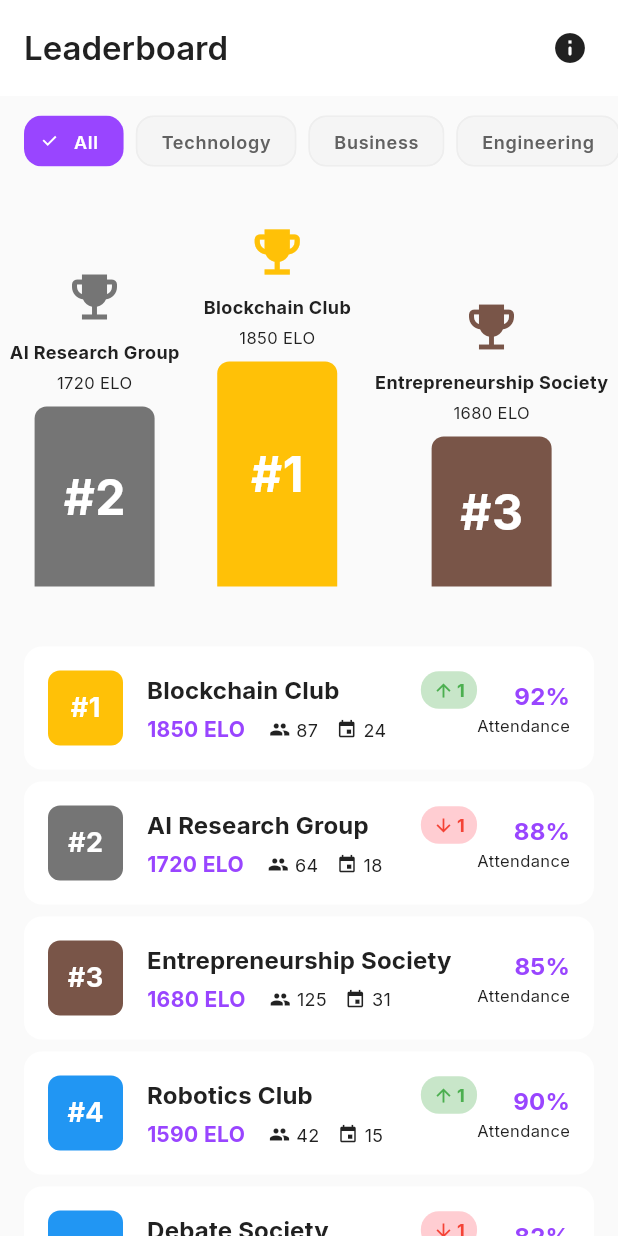
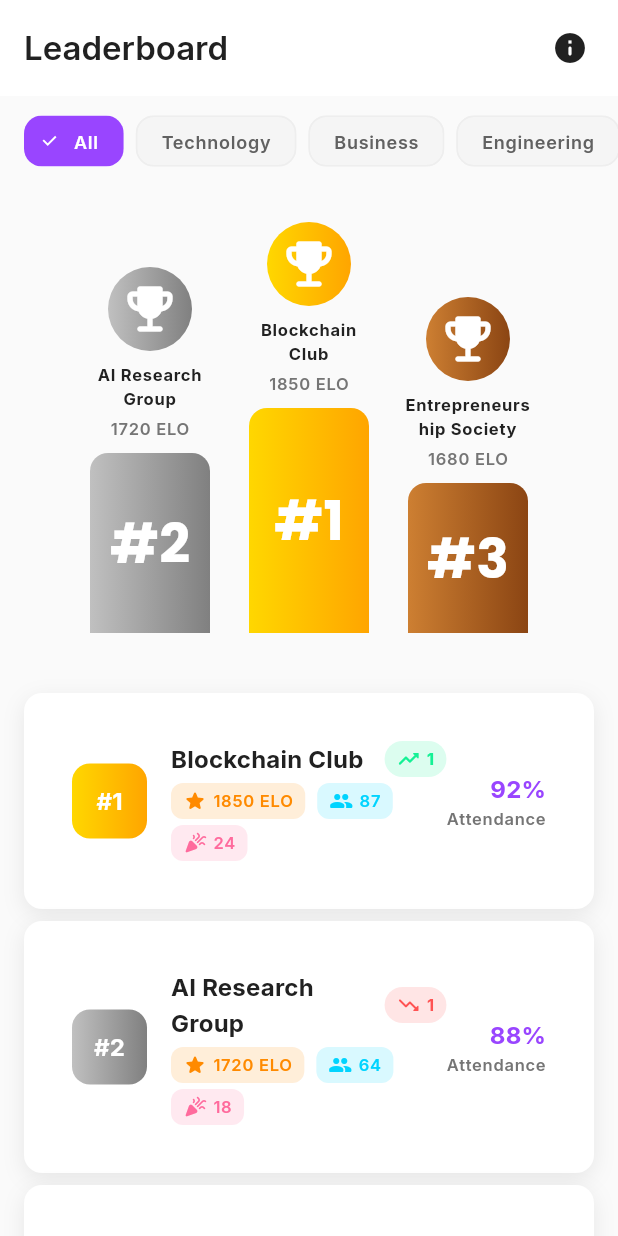
Before and after one commit to chennethelius/proof-of-engagement, a Flutter app: the LeaderboardScreen screen opened by its route, on a phone screen of 412 x 824 dp. Run offline on Flutter 3.47's test engine with Material 3 defaults, Android fonts, the light colour scheme and no system bars; our stand-ins replace flutter_image_compress, flutter_riverpod, freezed_annotation, go_router, google_fonts, image_picker and 2 more; missing offline and left inert: bip39, bs58check, ed25519_hd_key, mobile_scanner, solana; accounts and stored records are empty.

Commit message:
fix: more ui changes
changed home screens with some gradient and contrast

```diff
--- a/proof-of-engagement-app/lib/features/leaderboard/presentation/screens/leaderboard_screen.dart
+++ b/proof-of-engagement-app/lib/features/leaderboard/presentation/screens/leaderboard_screen.dart
@@ -1,6 +1,7 @@
 import 'package:flutter/material.dart';
 import 'package:go_router/go_router.dart';
 import '../../../../core/theme/tokens/tokens.dart';
+import '../../../../core/theme/widgets/widgets.dart';
 
 class LeaderboardScreen extends StatefulWidget {
   const LeaderboardScreen({super.key});
@@ -142,7 +143,7 @@ class _LeaderboardScreenState extends State<LeaderboardScreen> {
           // Leaderboard List
           Expanded(
             child: ListView.builder(
-              padding: const EdgeInsets.all(16),
+              padding: EdgeInsets.all(AppSpacing.md),
               itemCount: leaderboard.length,
               itemBuilder: (context, index) {
                 final club = leaderboard[index];
@@ -159,17 +160,17 @@ class _LeaderboardScreenState extends State<LeaderboardScreen> {
     if (topClubs.length < 3) return const SizedBox.shrink();
 
     return Container(
-      padding: const EdgeInsets.symmetric(vertical: 24),
+      padding: EdgeInsets.symmetric(vertical: AppSpacing.lg),
       child: Row(
         mainAxisAlignment: MainAxisAlignment.center,
         crossAxisAlignment: CrossAxisAlignment.end,
         children: [
           // 2nd Place
           _buildPodiumPlace(topClubs[1], 2, 120, Colors.grey[600]!),
-          const SizedBox(width: 16),
+          SizedBox(width: AppSpacing.md),
           // 1st Place
           _buildPodiumPlace(topClubs[0], 1, 150, Colors.amber),
-          const SizedBox(width: 16),
+          SizedBox(width: AppSpacing.md),
           // 3rd Place
           _buildPodiumPlace(topClubs[2], 3, 100, Colors.brown),
         ],
@@ -180,41 +181,51 @@ class _LeaderboardScreenState extends State<LeaderboardScreen> {
   Widget _buildPodiumPlace(Map<String, dynamic> club, int rank, double height, Color color) {
     return Column(
       children: [
-        Icon(
-          Icons.emoji_events,
-          size: 40,
-          color: color,
+        Container(
+          padding: EdgeInsets.all(AppSpacing.sm),
+          decoration: BoxDecoration(
+            gradient: _getRankGradient(rank),
+            shape: BoxShape.circle,
           ),
-        const SizedBox(height: 8),
-        Text(
+          child: Icon(
+            AppIcons.trophy,
+            size: AppIconSize.xl,
+            color: AppColors.white,
+          ),
+        ),
+        SizedBox(height: AppSpacing.sm),
+        SizedBox(
+          width: 90,
+          child: Text(
             club['name'],
-          style: const TextStyle(
+            style: AppTypography.labelSmall(context).copyWith(
               fontWeight: FontWeight.bold,
-            fontSize: 12,
             ),
             textAlign: TextAlign.center,
             maxLines: 2,
             overflow: TextOverflow.ellipsis,
           ),
-        const SizedBox(height: 4),
+        ),
+        SizedBox(height: AppSpacing.xs),
         Text(
           '${club['eloRating']} ELO',
-          style: const TextStyle(fontSize: 11),
+          style: AppTypography.labelSmall(context).copyWith(
+            color: AppColors.gray600,
           ),
-        const SizedBox(height: 8),
+        ),
+        SizedBox(height: AppSpacing.sm),
         Container(
           width: 80,
           height: height,
           decoration: BoxDecoration(
-            color: color,
-            borderRadius: const BorderRadius.vertical(top: Radius.circular(8)),
+            gradient: _getRankGradient(rank),
+            borderRadius: BorderRadius.vertical(top: Radius.circular(AppSpacing.radiusMD)),
           ),
           child: Center(
             child: Text(
               '#$rank',
-              style: const TextStyle(
-                color: Colors.white,
-                fontSize: 32,
+              style: AppTypography.displaySmall(context).copyWith(
+                color: AppColors.white,
                 fontWeight: FontWeight.bold,
               ),
             ),
@@ -228,13 +239,11 @@ class _LeaderboardScreenState extends State<LeaderboardScreen> {
     final rankChange = club['prevRank'] - club['rank'];
     final hasRankChange = rankChange != 0;
 
-    return Card(
-      margin: const EdgeInsets.only(bottom: 8),
-      child: InkWell(
+    return AnimatedAppCard(
+      margin: EdgeInsets.only(bottom: AppSpacing.sm),
       onTap: () => context.push('/clubs/${club['id']}'),
-        borderRadius: BorderRadius.circular(12),
       child: Padding(
-          padding: const EdgeInsets.all(16),
+        padding: EdgeInsets.all(AppSpacing.md),
         child: Row(
           children: [
             // Rank Badge
@@ -242,21 +251,20 @@ class _LeaderboardScreenState extends State<LeaderboardScreen> {
               width: 50,
               height: 50,
               decoration: BoxDecoration(
-                  color: _getRankColor(club['rank']),
-                  borderRadius: BorderRadius.circular(8),
+                gradient: _getRankGradient(club['rank']),
+                borderRadius: BorderRadius.circular(AppSpacing.radiusMD),
               ),
               child: Center(
                 child: Text(
                   '#${club['rank']}',
-                    style: const TextStyle(
-                      color: Colors.white,
-                      fontSize: 18,
+                  style: AppTypography.titleMedium(context).copyWith(
+                    color: AppColors.white,
                     fontWeight: FontWeight.bold,
                   ),
                 ),
               ),
             ),
-              const SizedBox(width: 16),
+            SizedBox(width: AppSpacing.md),
 
             // Club Info
             Expanded(
@@ -268,33 +276,41 @@ class _LeaderboardScreenState extends State<LeaderboardScreen> {
                       Expanded(
                         child: Text(
                           club['name'],
-                            style: Theme.of(context).textTheme.titleMedium?.copyWith(
+                          style: AppTypography.titleMedium(context).copyWith(
                             fontWeight: FontWeight.bold,
                           ),
                         ),
                       ),
                       if (hasRankChange)
                         Container(
-                            padding: const EdgeInsets.symmetric(horizontal: 8, vertical: 4),
+                          padding: EdgeInsets.symmetric(
+                            horizontal: AppSpacing.sm,
+                            vertical: AppSpacing.xs,
+                          ),
                           decoration: BoxDecoration(
-                              color: rankChange > 0 ? Colors.green[100] : Colors.red[100],
-                              borderRadius: BorderRadius.circular(12),
+                            color: (rankChange > 0
+                                ? AppColors.secondaryGreen
+                                : AppColors.error).withOpacity(0.15),
+                            borderRadius: BorderRadius.circular(AppSpacing.radiusFull),
                           ),
                           child: Row(
                             mainAxisSize: MainAxisSize.min,
                             children: [
                               Icon(
-                                  rankChange > 0 ? Icons.arrow_upward : Icons.arrow_downward,
-                                  size: 14,
-                                  color: rankChange > 0 ? Colors.green : Colors.red,
+                                rankChange > 0 ? AppIcons.trending : AppIcons.trendingDown,
+                                size: AppIconSize.xs,
+                                color: rankChange > 0
+                                    ? AppColors.secondaryGreen
+                                    : AppColors.error,
                               ),
-                                const SizedBox(width: 2),
+                              SizedBox(width: AppSpacing.xs),
                               Text(
                                 '${rankChange.abs()}',
-                                  style: TextStyle(
-                                    color: rankChange > 0 ? Colors.green : Colors.red,
+                                style: AppTypography.labelSmall(context).copyWith(
+                                  color: rankChange > 0
+                                      ? AppColors.secondaryGreen
+                                      : AppColors.error,
                                   fontWeight: FontWeight.bold,
-                                    fontSize: 12,
                                 ),
                               ),
                             ],
@@ -302,64 +318,90 @@ class _LeaderboardScreenState extends State<LeaderboardScreen> {
                         ),
                     ],
                   ),
-                    const SizedBox(height: 4),
-                    Row(
+                  SizedBox(height: AppSpacing.xs),
+                  Wrap(
+                    spacing: AppSpacing.sm,
+                    runSpacing: AppSpacing.xs,
                     children: [
-                        Text(
-                          '${club['eloRating']} ELO',
-                          style: TextStyle(
-                            color: Theme.of(context).colorScheme.primary,
-                            fontWeight: FontWeight.bold,
-                          ),
-                        ),
-                        const SizedBox(width: 16),
-                        const Icon(Icons.people, size: 14),
-                        const SizedBox(width: 4),
-                        Text('${club['members']}', style: const TextStyle(fontSize: 12)),
-                        const SizedBox(width: 12),
-                        const Icon(Icons.event, size: 14),
-                        const SizedBox(width: 4),
-                        Text('${club['events']}', style: const TextStyle(fontSize: 12)),
+                      _buildStatChip(AppIcons.star, '${club['eloRating']} ELO', AppColors.accentOrange),
+                      _buildStatChip(AppIcons.people, '${club['members']}', AppColors.accentBlue),
+                      _buildStatChip(AppIcons.events, '${club['events']}', AppColors.accentPink),
                     ],
                   ),
                 ],
               ),
             ),
 
-              // Stats
+            // Attendance Badge
             Column(
               crossAxisAlignment: CrossAxisAlignment.end,
               children: [
                 Text(
                   '${club['avgAttendance']}%',
-                    style: Theme.of(context).textTheme.titleMedium?.copyWith(
+                  style: AppTypography.titleMedium(context).copyWith(
                     fontWeight: FontWeight.bold,
-                      color: Theme.of(context).colorScheme.primary,
+                    color: AppColors.primaryPurple,
                   ),
                 ),
-                  const Text(
+                Text(
                   'Attendance',
-                    style: TextStyle(fontSize: 11),
+                  style: AppTypography.labelSmall(context).copyWith(
+                    color: AppColors.gray600,
+                  ),
                 ),
               ],
             ),
           ],
         ),
       ),
+    );
+  }
+
+  Widget _buildStatChip(IconData icon, String label, Color color) {
+    return Container(
+      padding: EdgeInsets.symmetric(
+        horizontal: AppSpacing.sm,
+        vertical: AppSpacing.xs,
+      ),
+      decoration: BoxDecoration(
+        color: color.withOpacity(0.15),
+        borderRadius: BorderRadius.circular(AppSpacing.radiusSM),
+      ),
+      child: Row(
+        mainAxisSize: MainAxisSize.min,
+        children: [
+          Icon(icon, size: AppIconSize.xs, color: color),
+          SizedBox(width: AppSpacing.xs),
+          Text(
+            label,
+            style: AppTypography.labelSmall(context).copyWith(
+              color: color,
+              fontWeight: FontWeight.w600,
+            ),
+          ),
+        ],
       ),
     );
   }
 
-  Color _getRankColor(int rank) {
+  Gradient _getRankGradient(int rank) {
     switch (rank) {
       case 1:
-        return Colors.amber;
+        return LinearGradient(
+          colors: [Color(0xFFFFD700), Color(0xFFFFA500)], // Gold
+        );
       case 2:
-        return Colors.grey[600]!;
+        return LinearGradient(
+          colors: [Color(0xFFC0C0C0), Color(0xFF808080)], // Silver
+        );
       case 3:
-        return Colors.brown;
+        return LinearGradient(
+          colors: [Color(0xFFCD7F32), Color(0xFF8B4513)], // Bronze
+        );
       default:
-        return Colors.blue;
+        return LinearGradient(
+          colors: [AppColors.primaryPurple, AppColors.primaryPurpleLight],
+        );
     }
   }
 
@@ -367,36 +409,41 @@ class _LeaderboardScreenState extends State<LeaderboardScreen> {
     showDialog(
       context: context,
       builder: (context) => AlertDialog(
-        title: const Text('ELO Rating System'),
-        content: const SingleChildScrollView(
+        title: Text('ELO Rating System', style: AppTypography.titleLarge(context)),
+        content: SingleChildScrollView(
           child: Column(
             crossAxisAlignment: CrossAxisAlignment.start,
             mainAxisSize: MainAxisSize.min,
             children: [
               Text(
                 'How is ELO calculated?',
-                style: TextStyle(fontWeight: FontWeight.bold),
+                style: AppTypography.bodyLarge(context).copyWith(
+                  fontWeight: FontWeight.bold,
                 ),
-              SizedBox(height: 8),
-              Text('ELO ratings are calculated based on:'),
-              SizedBox(height: 8),
-              Text('• Event Frequency (30%)'),
-              Text('• Attendance Rate (25%)'),
-              Text('• Photo Proof Quality (15%)'),
-              Text('• Member Retention (20%)'),
-              Text('• Growth Rate (10%)'),
-              SizedBox(height: 16),
+              ),
+              SizedBox(height: AppSpacing.sm),
+              Text('ELO ratings are calculated based on:', style: AppTypography.bodyMedium(context)),
+              SizedBox(height: AppSpacing.sm),
+              Text('• Event Frequency (30%)', style: AppTypography.bodyMedium(context)),
+              Text('• Attendance Rate (25%)', style: AppTypography.bodyMedium(context)),
+              Text('• Photo Proof Quality (15%)', style: AppTypography.bodyMedium(context)),
+              Text('• Member Retention (20%)', style: AppTypography.bodyMedium(context)),
+              Text('• Growth Rate (10%)', style: AppTypography.bodyMedium(context)),
+              SizedBox(height: AppSpacing.md),
               Text(
                 'Higher ratings indicate more active and engaged clubs.',
-                style: TextStyle(fontStyle: FontStyle.italic),
+                style: AppTypography.bodyMedium(context).copyWith(
+                  fontStyle: FontStyle.italic,
+                  color: AppColors.gray600,
+                ),
               ),
             ],
           ),
         ),
         actions: [
-          FilledButton(
+          AppButton.primary(
+            text: 'Got it',
             onPressed: () => Navigator.of(context).pop(),
-            child: const Text('Got it'),
           ),
         ],
       ),
```
Also changed, not shown: proof-of-engagement-app/lib/features/clubs/presentation/screens/club_detail_screen.dart (+92 -69 lines), proof-of-engagement-app/lib/features/events/presentation/screens/event_detail_screen.dart (+100 -75 lines). Lines whose indentation alone changed are shown as unchanged.
